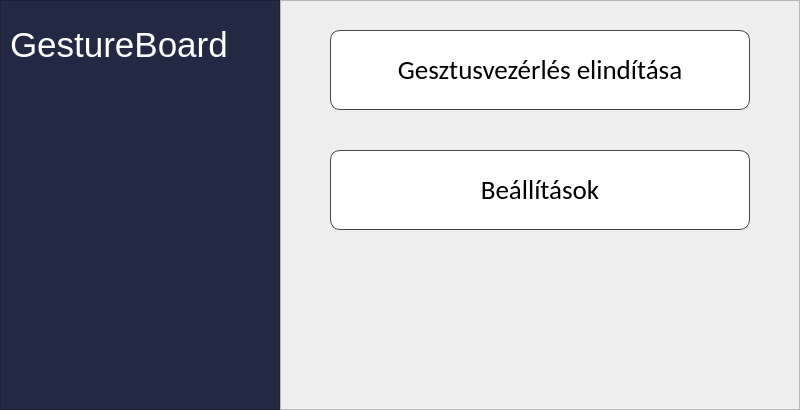
Old version of the form UI/mainMenuForm.ui in the repository Excal21/GestureBoard.
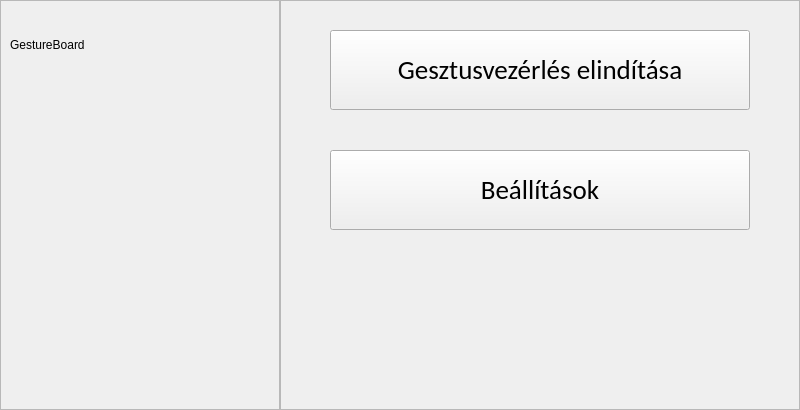
New version of the form.

Patch:
```diff
--- a/UI/mainMenuForm.ui
+++ b/UI/mainMenuForm.ui
@@ -22,9 +22,6 @@
      <height>410</height>
     </rect>
    </property>
-   <property name="styleSheet">
-    <string notr="true">background-color: rgb(36 , 41 , 67)</string>
-   </property>
    <property name="frameShape">
     <enum>QFrame::Shape::StyledPanel</enum>
    </property>
@@ -40,11 +37,6 @@
       <height>50</height>
      </rect>
     </property>
-    <property name="styleSheet">
-     <string notr="true">color: white;
-font-size: 26pt;
-</string>
-    </property>
     <property name="text">
      <string>GestureBoard</string>
     </property>
@@ -66,12 +58,7 @@
     </font>
    </property>
    <property name="styleSheet">
-    <string notr="true">background-color: white;
-color:  black;
-border: 1px solid rgb(70, 70, 70);
-border-radius: 10px;
-font-size: 20pt;
-</string>
+    <string notr="true"/>
    </property>
    <property name="text">
     <string>Gesztusvezérlés elindítása</string>
@@ -93,12 +80,7 @@
     </font>
    </property>
    <property name="styleSheet">
-    <string notr="true">background-color: white;
-color:  black;
-border: 1px solid  rgb(70, 70, 70);;
-border-radius: 10px;
-font-size: 20pt;
-</string>
+    <string notr="true"/>
    </property>
    <property name="text">
     <string>Beállítások</string>
```
